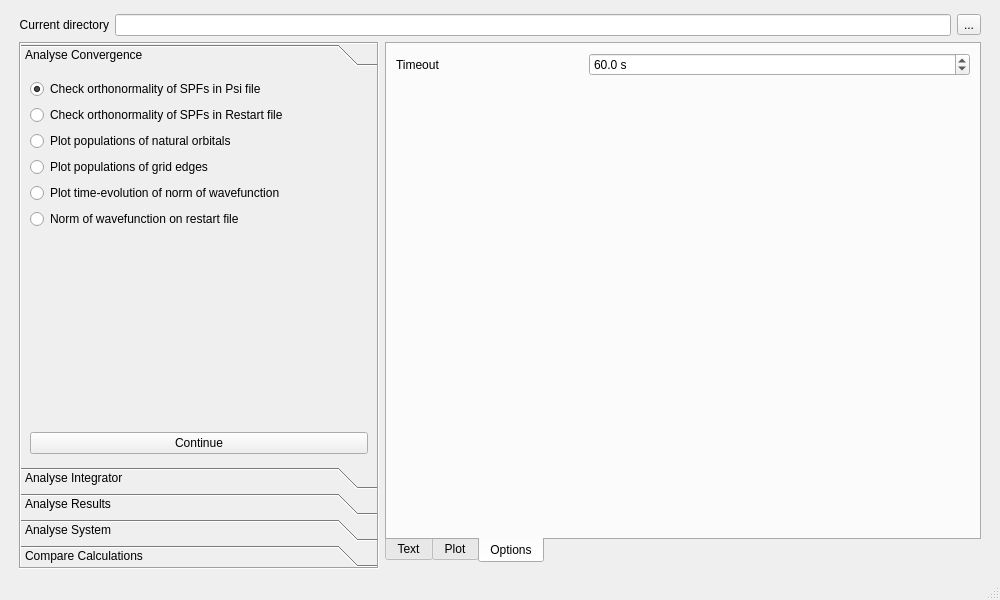
Qt form source/analyse/gui_files/gui_analysis/ui_analysis.ui (wenzhaojia2000/msc-trajectory-analysis) before a commit.
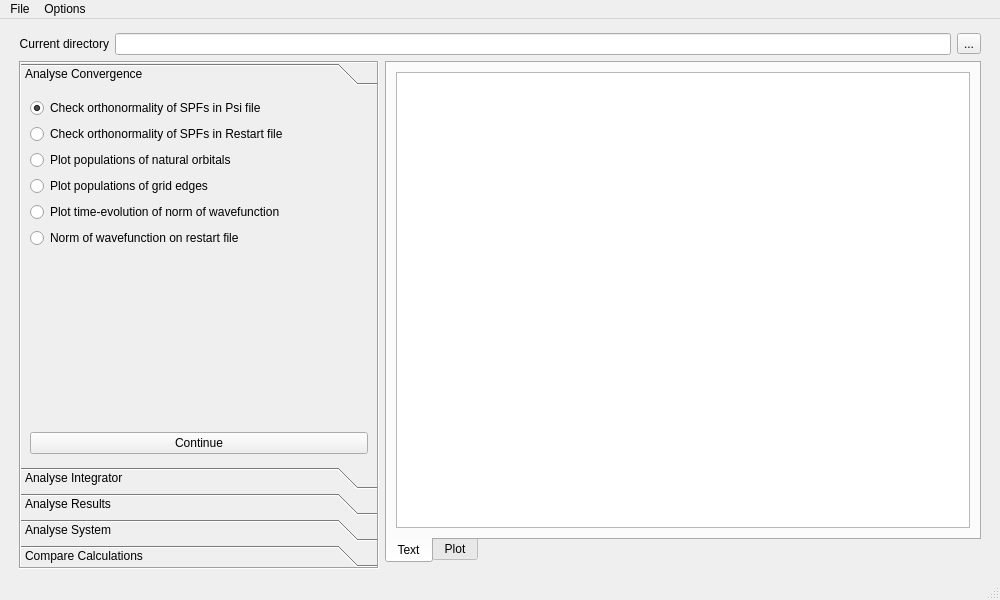
The same form after that commit. The open tabs and pages were chosen to show the change. Custom widgets are drawn as their Qt base class.

Commit message: Move options tab to menu bar

```diff
--- a/source/analyse/gui_files/gui_analysis/ui_analysis.ui
+++ b/source/analyse/gui_files/gui_analysis/ui_analysis.ui
@@ -681,52 +681,6 @@
           </item>
          </layout>
         </widget>
-        <widget class="QWidget" name="options_tab">
-         <attribute name="title">
-          <string>Options</string>
-         </attribute>
-         <layout class="QGridLayout" name="gridLayout_3">
-          <item row="0" column="0">
-           <widget class="QLabel" name="timeout_label">
-            <property name="text">
-             <string>Timeout</string>
-            </property>
-           </widget>
-          </item>
-          <item row="0" column="1" colspan="2">
-           <widget class="QDoubleSpinBox" name="timeout_spinbox">
-            <property name="specialValueText">
-             <string>No timeout</string>
-            </property>
-            <property name="suffix">
-             <string> s</string>
-            </property>
-            <property name="decimals">
-             <number>1</number>
-            </property>
-            <property name="maximum">
-             <double>86400.000000000000000</double>
-            </property>
-            <property name="value">
-             <double>60.000000000000000</double>
-            </property>
-           </widget>
-          </item>
-          <item row="1" column="1">
-           <spacer name="options_vspacer">
-            <property name="orientation">
-             <enum>Qt::Vertical</enum>
-            </property>
-            <property name="sizeHint" stdset="0">
-             <size>
-              <width>20</width>
-              <height>40</height>
-             </size>
-            </property>
-           </spacer>
-          </item>
-         </layout>
-        </widget>
        </widget>
       </item>
      </layout>
@@ -742,6 +696,25 @@
      <height>26</height>
     </rect>
    </property>
+   <widget class="QMenu" name="menu_file">
+    <property name="title">
+     <string>File</string>
+    </property>
+    <addaction name="menu_dir"/>
+   </widget>
+   <widget class="QMenu" name="menu_options">
+    <property name="title">
+     <string>Options</string>
+    </property>
+    <widget class="QMenu" name="timeout_menu">
+     <property name="title">
+      <string>Timeout</string>
+     </property>
+    </widget>
+    <addaction name="timeout_menu"/>
+   </widget>
+   <addaction name="menu_file"/>
+   <addaction name="menu_options"/>
   </widget>
   <widget class="QStatusBar" name="statusbar"/>
  </widget>
```
Left out of the diff: 5 changed lines with no effect on the pictures. The commit also changes 2 other files.
